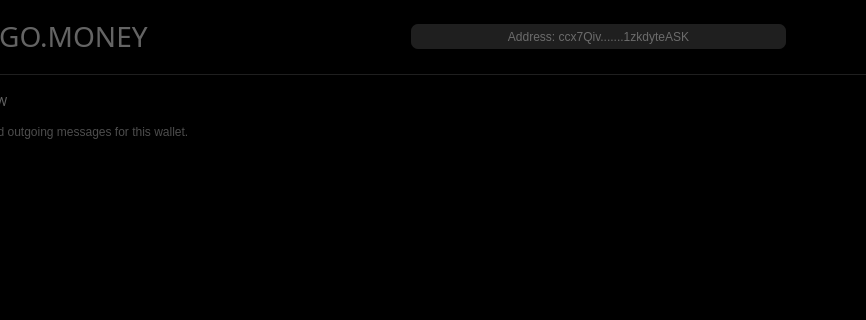
Above: src/gui/ui/overviewframe.ui from FandomGold/FANGO-wallet before the change; both pictures show x 318 to 1184 and y 0 to 320 of the 1270 by 650 pixel window. Below: the same form after it.
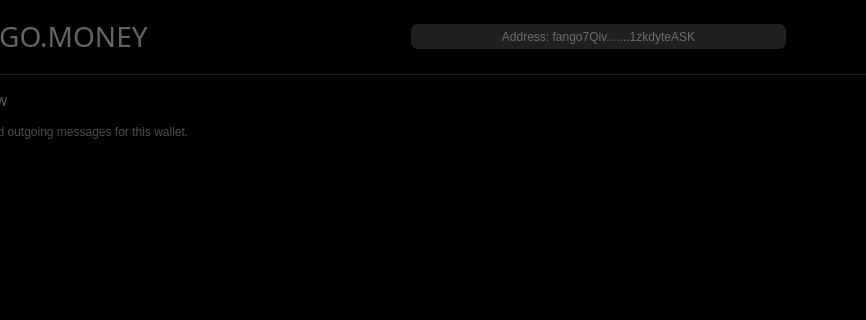
That is the form after the change. Icons and pictures are not drawn.

The edit to the form file:
```diff
--- a/src/gui/ui/overviewframe.ui
+++ b/src/gui/ui/overviewframe.ui
@@ -6418,7 +6418,7 @@
 QToolTip { color: #eeeeee; background-color: #000000; border: 0px; padding: 8px;}</string>
            </property>
            <property name="text">
-            <string notr="true">Address: ccx7Qiv.......1zkdyteASK</string>
+            <string notr="true">Address: fango7Qiv.......1zkdyteASK</string>
            </property>
            <property name="checkable">
             <bool>false</bool>
@@ -6690,7 +6690,7 @@
                <string notr="true">color: #aaa; border: none;  </string>
               </property>
               <property name="text">
-               <string>Automatic Remote &amp;Node</string>
+               <string>Automatic E&amp;lder Node</string>
               </property>
               <property name="checked">
                <bool>false</bool>
@@ -6761,6 +6761,9 @@
             </item>
             <item row="1" column="1">
              <widget class="QRadioButton" name="radioButton_2">
+              <property name="enabled">
+               <bool>false</bool>
+              </property>
               <property name="minimumSize">
                <size>
                 <width>0</width>
@@ -6782,7 +6785,10 @@
                <string notr="true">color: #aaa; border: none;  </string>
               </property>
               <property name="text">
-               <string>Bui&amp;lt-in Node</string>
+               <string/>
+              </property>
+              <property name="checkable">
+               <bool>false</bool>
               </property>
               <property name="checked">
                <bool>false</bool>
```
Left out of the diff: 22 changed lines with no effect on the pictures.
